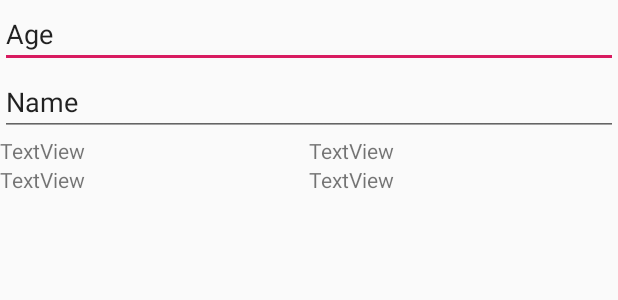
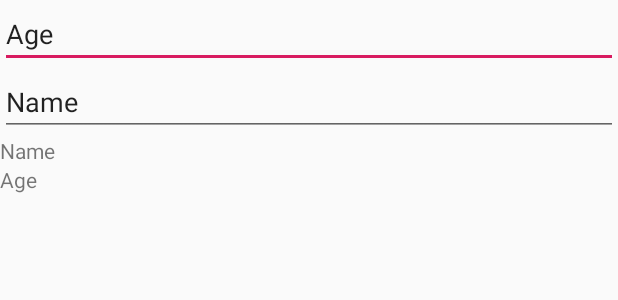
Before and after one commit to eacevedof/prj_adrkotlin, an Android app: the layout activity_main.xml on its own in the app's theme, with its tools: preview values and no code run, on a phone screen of 412 x 824 dp. Shown: the top 300 px of the screen. Run offline under Robolectric (Android 15) with nearby library versions, the phone set to English and light mode, and no system bars.

Commit message:
ordenando atributos de nuevas cajas de texto label

```diff
--- a/app/src/main/res/layout/activity_main.xml
+++ b/app/src/main/res/layout/activity_main.xml
@@ -19,43 +19,57 @@
                 android:id="@+id/edtAge"
                 android:hint="@string/edt_age"
                 android:text="@string/edt_age"
-                android:autofillHints=""
-                tools:targetApi="o"/>
+                android:autofillHints="@string/edt_age"
+                tools:targetApi="o"
+        />
 
         <EditText
                 android:layout_width="match_parent"
                 android:layout_height="wrap_content"
                 android:inputType="textPersonName"
-                android:text="@string/edt_name"
                 android:ems="10"
                 android:id="@+id/edtName"
                 android:hint="@string/edt_name"
+                android:text="@string/edt_name"
+                android:autofillHints="@string/edt_name"
+                tools:targetApi="o"
         />
+        <!-- NAME -->
         <LinearLayout
                 android:orientation="horizontal"
                 android:layout_width="match_parent"
                 android:layout_height="wrap_content">
             <TextView
-                    android:text="TextView"
+                    android:id="@+id/txtNameLbl"
+                    android:text="@string/txt_name"
                     android:layout_width="wrap_content"
-                    android:layout_height="wrap_content" android:id="@+id/textView" android:layout_weight="1"/>
+                    android:layout_height="wrap_content"
+                    android:layout_weight="1"/>
             <TextView
-                    android:text="TextView"
+                    android:id="@+id/txtName"
+                    android:text=""
                     android:layout_width="wrap_content"
-                    android:layout_height="wrap_content" android:id="@+id/textView2" android:layout_weight="1"/>
+                    android:layout_height="wrap_content"
+                    android:layout_weight="1"/>
         </LinearLayout>
+
+        <!-- AGE -->
         <LinearLayout
                 android:orientation="horizontal"
                 android:layout_width="match_parent"
                 android:layout_height="wrap_content">
             <TextView
-                    android:text="TextView"
+                    android:id="@+id/txtAgeLbl"
+                    android:text="@string/txt_age"
                     android:layout_width="wrap_content"
-                    android:layout_height="wrap_content" android:id="@+id/textView4" android:layout_weight="1"/>
+                    android:layout_height="wrap_content"
+                    android:layout_weight="1"/>
             <TextView
-                    android:text="TextView"
+                    android:text=""
+                    android:id="@+id/txtAge"
                     android:layout_width="wrap_content"
-                    android:layout_height="wrap_content" android:id="@+id/textView3" android:layout_weight="1"/>
+                    android:layout_height="wrap_content"
+                    android:layout_weight="1"/>
         </LinearLayout>
 
     </LinearLayout>
--- a/app/src/main/res/values/strings.xml
+++ b/app/src/main/res/values/strings.xml
@@ -2,4 +2,6 @@
     <string name="app_name">Mi App AdrKotlin</string>
     <string name="edt_name">Name</string>
     <string name="edt_age">Age</string>
+    <string name="txt_name">Name</string>
+    <string name="txt_age">Age</string>
 </resources>
```
